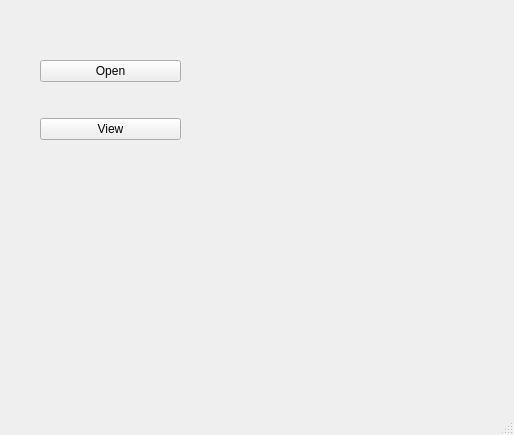
The window that xni/ui/mainwindow.ui (hyounggyu/xni) describes before a commit, drawn with Qt 5.
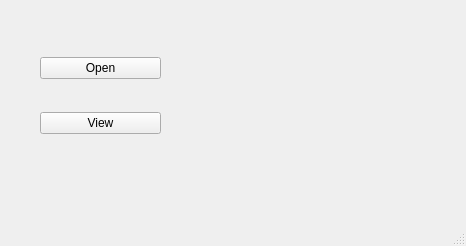
The same window after the commit.

Commit message: Update dataset to add single imageview

```diff
--- a/xni/ui/mainwindow.ui
+++ b/xni/ui/mainwindow.ui
@@ -6,8 +6,8 @@
    <rect>
     <x>0</x>
     <y>0</y>
-    <width>514</width>
-    <height>435</height>
+    <width>466</width>
+    <height>246</height>
    </rect>
   </property>
   <property name="windowTitle">
@@ -19,8 +19,8 @@
      <rect>
       <x>40</x>
       <y>30</y>
-      <width>141</width>
-      <height>141</height>
+      <width>121</width>
+      <height>131</height>
      </rect>
     </property>
     <layout class="QVBoxLayout" name="verticalLayout">
```
Left out of the diff: 2 changed lines with no effect on the pictures. The commit also changes 2 other files.
